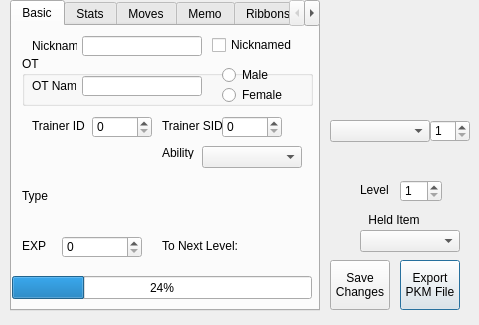
Above: QT Project/pkmviewer.ui from Annovae/PKMDS-G5 before the change. Below: the same form after it.
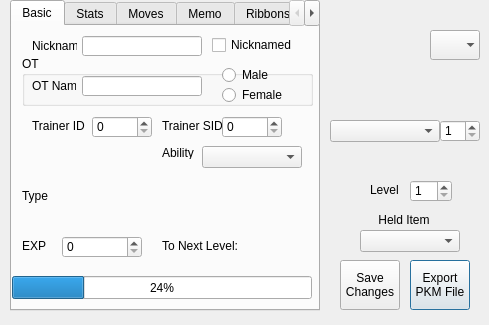
That is the form after the change.

The edit to the form file:
```diff
--- a/QT Project/pkmviewer.ui
+++ b/QT Project/pkmviewer.ui
@@ -9,7 +9,7 @@
    <rect>
     <x>0</x>
     <y>0</y>
-    <width>479</width>
+    <width>489</width>
     <height>325</height>
    </rect>
   </property>
@@ -30,7 +30,7 @@
     <rect>
      <x>330</x>
      <y>0</y>
-     <width>141</width>
+     <width>150</width>
      <height>321</height>
     </rect>
    </property>
@@ -45,7 +45,7 @@
      <rect>
       <x>0</x>
       <y>120</y>
-      <width>100</width>
+      <width>110</width>
       <height>22</height>
      </rect>
     </property>
@@ -53,7 +53,7 @@
    <widget class="QPushButton" name="btnExportPKMFile">
     <property name="geometry">
      <rect>
-      <x>70</x>
+      <x>80</x>
       <y>260</y>
       <width>60</width>
       <height>50</height>
@@ -102,7 +102,7 @@
    <widget class="QSpinBox" name="sbLevel">
     <property name="geometry">
      <rect>
-      <x>70</x>
+      <x>80</x>
       <y>180</y>
       <width>42</width>
       <height>22</height>
@@ -118,7 +118,7 @@
    <widget class="QPushButton" name="btnSaveChanges">
     <property name="geometry">
      <rect>
-      <x>0</x>
+      <x>10</x>
       <y>260</y>
       <width>60</width>
       <height>50</height>
@@ -132,7 +132,7 @@
    <widget class="QLabel" name="lblLevel">
     <property name="geometry">
      <rect>
-      <x>30</x>
+      <x>40</x>
       <y>180</y>
       <width>31</width>
       <height>20</height>
@@ -147,7 +147,7 @@
      <rect>
       <x>-1</x>
       <y>210</y>
-      <width>130</width>
+      <width>150</width>
       <height>20</height>
      </rect>
     </property>
@@ -161,7 +161,7 @@
    <widget class="QSpinBox" name="sbSpecies">
     <property name="geometry">
      <rect>
-      <x>100</x>
+      <x>110</x>
       <y>120</y>
       <width>40</width>
       <height>22</height>
@@ -178,7 +178,7 @@
     <property name="geometry">
      <rect>
       <x>100</x>
-      <y>50</y>
+      <y>60</y>
       <width>20</width>
       <height>20</height>
      </rect>
@@ -403,7 +403,7 @@
     <property name="geometry">
      <rect>
       <x>100</x>
-      <y>70</y>
+      <y>80</y>
       <width>40</width>
       <height>20</height>
      </rect>
@@ -424,29 +424,23 @@
      <enum>Qt::ScrollBarAlwaysOff</enum>
     </property>
    </widget>
-   <widget class="QGraphicsView" name="pbBall">
+   <widget class="QComboBox" name="cbBall">
     <property name="geometry">
      <rect>
       <x>100</x>
       <y>30</y>
-      <width>20</width>
-      <height>20</height>
+      <width>50</width>
+      <height>30</height>
      </rect>
     </property>
-    <property name="styleSheet">
-     <string notr="true">background: transparent</string>
+    <property name="iconSize">
+     <size>
+      <width>32</width>
+      <height>32</height>
+     </size>
     </property>
-    <property name="frameShape">
-     <enum>QFrame::NoFrame</enum>
-    </property>
-    <property name="frameShadow">
-     <enum>QFrame::Plain</enum>
-    </property>
-    <property name="verticalScrollBarPolicy">
-     <enum>Qt::ScrollBarAlwaysOff</enum>
-    </property>
-    <property name="horizontalScrollBarPolicy">
-     <enum>Qt::ScrollBarAlwaysOff</enum>
+    <property name="frame">
+     <bool>false</bool>
     </property>
    </widget>
   </widget>
```
Left out of the diff: 1 changed line with no effect on the pictures.
